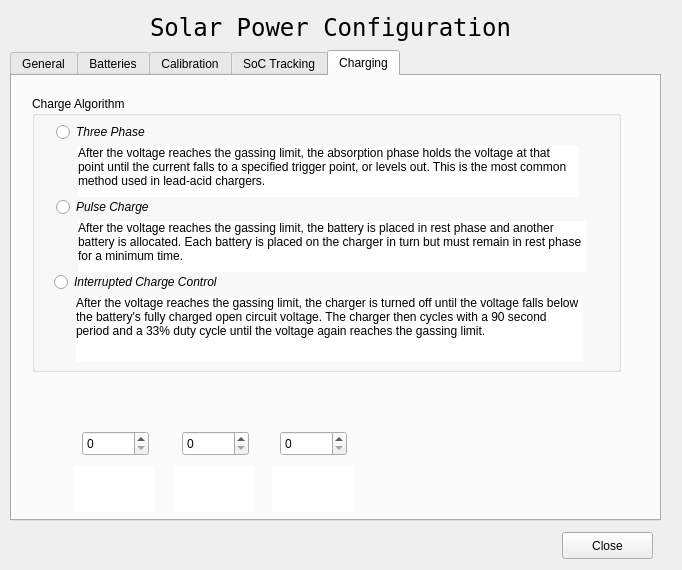
Old version of the form gui/power-management-configure.ui in the repository dmsherazi/Battery-Management-System.
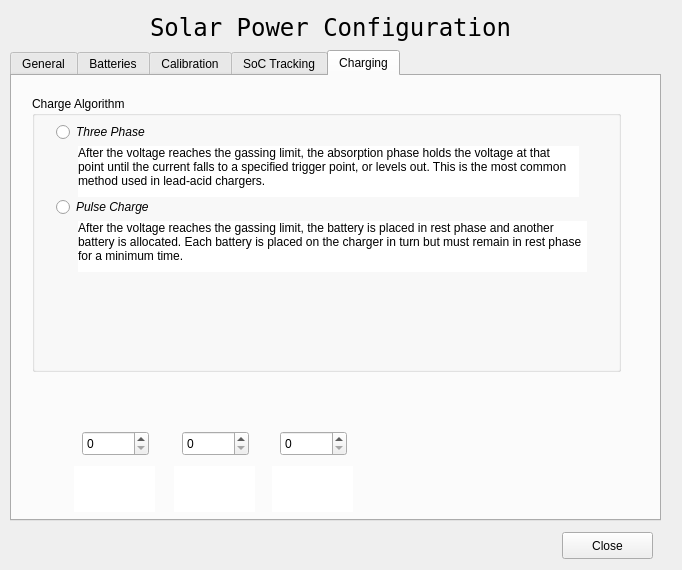
New version of the form. The open tabs and pages were chosen to show the change.

Commit message: Remove reference to IC algorithm from the GUI

The edit to the form file:
```diff
--- a/gui/power-management-configure.ui
+++ b/gui/power-management-configure.ui
@@ -1307,24 +1307,6 @@
        <string>Pulse Charge</string>
       </property>
      </widget>
-     <widget class="QRadioButton" name="iccButton">
-      <property name="geometry">
-       <rect>
-        <x>22</x>
-        <y>175</y>
-        <width>211</width>
-        <height>22</height>
-       </rect>
-      </property>
-      <property name="font">
-       <font>
-        <italic>true</italic>
-       </font>
-      </property>
-      <property name="text">
-       <string>Interrupted Charge Control</string>
-      </property>
-     </widget>
      <widget class="QLabel" name="threePhaseText">
       <property name="geometry">
        <rect>
@@ -1369,28 +1351,6 @@
        <bool>true</bool>
       </property>
      </widget>
-     <widget class="QLabel" name="threePhaseText_3">
-      <property name="geometry">
-       <rect>
-        <x>44</x>
-        <y>200</y>
-        <width>507</width>
-        <height>66</height>
-       </rect>
-      </property>
-      <property name="styleSheet">
-       <string notr="true">background-color: rgb(255, 255, 255);</string>
-      </property>
-      <property name="text">
-       <string>After the voltage reaches the gassing limit, the charger is turned off until the voltage falls below the battery's fully charged open circuit voltage. The charger then cycles with a 90 second period and a 33% duty cycle until the voltage again reaches the gassing limit.</string>
-      </property>
-      <property name="alignment">
-       <set>Qt::AlignLeading|Qt::AlignLeft|Qt::AlignTop</set>
-      </property>
-      <property name="wordWrap">
-       <bool>true</bool>
-      </property>
-     </widget>
     </widget>
     <widget class="QLabel" name="chargeParameterText_1">
      <property name="geometry">
```
The commit also changes 2 other files.
